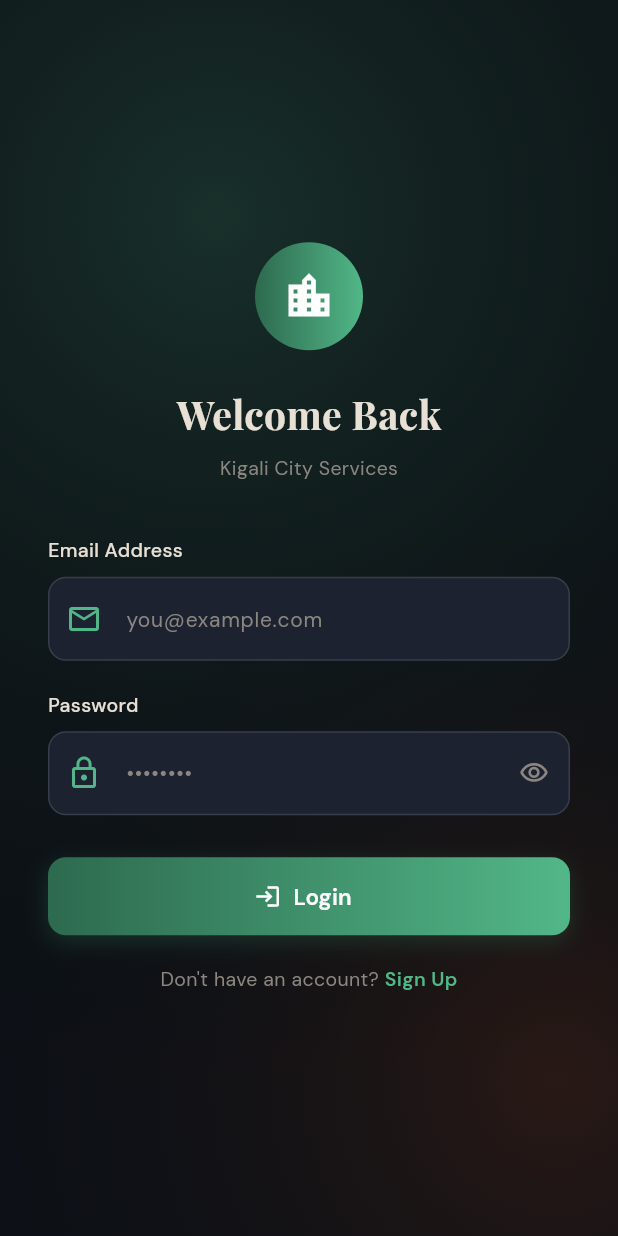
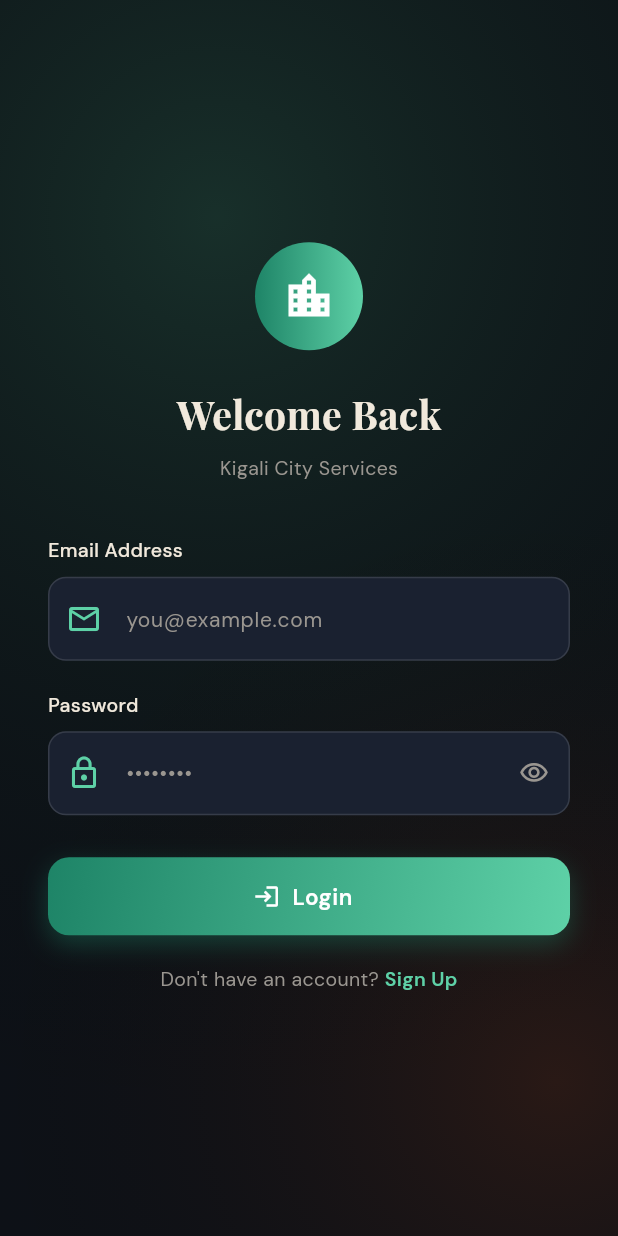
Before and after one commit to NK-Adeodatus/Kigali_services, a Flutter app: the screen it shows after launch, on a phone screen of 412 x 824 dp. Run offline on Flutter 3.47's test engine with Material 3 defaults, Android fonts, the phone set to English and light mode, and no system bars; drawn by our look-alikes of flutter_animate; our stand-ins replace cloud_firestore, firebase_auth, firebase_core, flutter_dotenv, flutter_map, google_fonts and 2 more; accounts and stored records are empty; generated files the repository leaves out were written again.

Commit message:
removed otp

```diff
--- a/lib/main.dart
+++ b/lib/main.dart
@@ -105,6 +105,7 @@ class MyApp extends StatelessWidget {
           appBarTheme: AppBarTheme(
             backgroundColor: kSurface,
             elevation: 0,
+            centerTitle: true,
             titleTextStyle: GoogleFonts.playfairDisplay(
               fontSize: 20,
               fontWeight: FontWeight.w700,
--- a/lib/screens/auth_wrapper.dart
+++ b/lib/screens/auth_wrapper.dart
@@ -3,18 +3,9 @@ import 'package:provider/provider.dart';
 import '../providers/auth_provider.dart';
 import 'login_screen.dart';
 import 'home_screen.dart';
-import 'otp_verification_screen.dart';
 
-class AuthWrapper extends StatefulWidget {
+class AuthWrapper extends StatelessWidget {
   const AuthWrapper({super.key});
-
-  @override
-  State<AuthWrapper> createState() => _AuthWrapperState();
-}
-
-class _AuthWrapperState extends State<AuthWrapper> {
-  Future<bool>? _verificationFuture;
-  String? _lastCheckedUid;
 
   @override
   Widget build(BuildContext context) {
@@ -24,35 +15,17 @@ class _AuthWrapperState extends State<AuthWrapper> {
       stream: authProvider.authStateChanges,
       builder: (context, snapshot) {
         if (snapshot.connectionState == ConnectionState.waiting) {
-          return const Scaffold(body: Center(child: CircularProgressIndicator()));
+          return const Scaffold(
+            body: Center(child: CircularProgressIndicator()),
+          );
         }
 
-        if (snapshot.hasData) {
-          final user = snapshot.data;
-          if (user != null) {
-            if (_lastCheckedUid != user.uid) {
-              _lastCheckedUid = user.uid;
-              _verificationFuture = authProvider.isUserVerified();
-            }
-            return FutureBuilder<bool>(
-              future: _verificationFuture,
-              builder: (context, verificationSnapshot) {
-                if (verificationSnapshot.connectionState == ConnectionState.waiting) {
-                  return const Scaffold(body: Center(child: CircularProgressIndicator()));
-                }
-
-                if (verificationSnapshot.data == true) {
-                  return const HomeScreen();
-                } else {
-                  return const OtpVerificationScreen();
-                }
-              },
-            );
-          }
+        final user = snapshot.data;
+        if (user != null) {
+          // Any authenticated user goes straight to the home screen.
+          return const HomeScreen();
         }
 
-        _lastCheckedUid = null;
-        _verificationFuture = null;
         return const LoginScreen();
       },
     );
--- a/lib/widgets/ui_helpers.dart
+++ b/lib/widgets/ui_helpers.dart
@@ -86,15 +86,17 @@ class _GlowPainter extends CustomPainter {
 }
 
 // Theme colors
-const kBg = Color(0xFF0D1117);
-const kSurface = Color(0xFF161B22);
-const kSurface2 = Color(0xFF1C2230);
-const kGreen = Color(0xFF2D6A4F);
-const kGreenLight = Color(0xFF52B788);
-const kTerra = Color(0xFFC1440E);
-const kGold = Color(0xFFD4A853);
-const kCream = Color(0xFFE8E0D4);
-const kMuted = Color(0xFF8B8680);
+// Keep the overall background the same, but adjust surfaces and accents
+// so the app has a distinct visual style.
+const kBg = Color(0xFF0D1117); // unchanged scaffold background
+const kSurface = Color(0xFF11151F); // slightly cooler, more contrasty cards
+const kSurface2 = Color(0xFF1A2130); // secondary surface, a touch brighter
+const kGreen = Color(0xFF1E8467); // deeper teal-green primary
+const kGreenLight = Color(0xFF5ED1A7); // lighter mint accent
+const kTerra = Color(0xFFCC5C3B); // warmer terra accent
+const kGold = Color(0xFFE0B15C); // softer gold
+const kCream = Color(0xFFF1E9DC); // lighter, warmer text on dark
+const kMuted = Color(0xFF9A9690); // slightly brighter muted text
 
 // Category color lookup
 Color kCategoryColor(String category) {
@@ -131,14 +133,18 @@ Widget kGradientButton(String label, VoidCallback? onPressed, {IconData? icon})
     height: 52,
     child: DecoratedBox(
       decoration: BoxDecoration(
-        gradient: const LinearGradient(colors: [kGreen, kGreenLight]),
-        borderRadius: BorderRadius.circular(12),
+        gradient: const LinearGradient(
+          colors: [kGreen, kGreenLight],
+          begin: Alignment.topLeft,
+          end: Alignment.bottomRight,
+        ),
+        borderRadius: BorderRadius.circular(14),
         boxShadow: [
           BoxShadow(
-            color: kGreen.withValues(alpha: 0.35),
-            blurRadius: 12,
-            offset: const Offset(0, 4),
-          )
+            color: kGreen.withValues(alpha: 0.4),
+            blurRadius: 14,
+            offset: const Offset(0, 6),
+          ),
         ],
       ),
       child: ElevatedButton.icon(
@@ -147,7 +153,7 @@ Widget kGradientButton(String label, VoidCallback? onPressed, {IconData? icon})
           backgroundColor: Colors.transparent,
           shadowColor: Colors.transparent,
           shape: RoundedRectangleBorder(
-            borderRadius: BorderRadius.circular(12),
+            borderRadius: BorderRadius.circular(14),
           ),
         ),
         icon: icon != null
@@ -159,6 +165,7 @@ Widget kGradientButton(String label, VoidCallback? onPressed, {IconData? icon})
             color: Colors.white,
             fontSize: 15,
             fontWeight: FontWeight.w600,
+            letterSpacing: 0.4,
           ),
         ),
       ),
@@ -171,27 +178,28 @@ Widget kCategoryBadge(String category) {
   final color = kCategoryColor(category);
   final icon = kCategoryIcon(category);
   return Container(
-    width: 46,
-    height: 46,
+    width: 40,
+    height: 40,
     decoration: BoxDecoration(
-      color: color.withValues(alpha: 0.15),
-      borderRadius: BorderRadius.circular(12),
-      border: Border.all(color: color.withValues(alpha: 0.3)),
+      color: color.withValues(alpha: 0.16),
+      borderRadius: BorderRadius.circular(999),
+      border: Border.all(color: color.withValues(alpha: 0.4), width: 1.2),
     ),
-    child: Icon(icon, color: color, size: 20),
+    child: Icon(icon, color: color, size: 18),
   );
 }
 
 // Shimmer placeholder card
 Widget kShimmerCard() => Shimmer.fromColors(
       baseColor: kSurface,
-      highlightColor: kSurface2,
+      highlightColor: kSurface2.withValues(alpha: 0.9),
       child: Container(
-        height: 90,
+        height: 96,
         margin: const EdgeInsets.only(bottom: 12),
         decoration: BoxDecoration(
           color: kSurface,
-          borderRadius: BorderRadius.circular(16),
+          borderRadius: BorderRadius.circular(18),
+          border: Border.all(color: Colors.white12),
         ),
       ),
     );
```
Also changed, not shown: lib/services/email_otp_service.dart (+4 -48 lines), .claude/settings.local.json (deleted), firebase.json, 5 other files.
